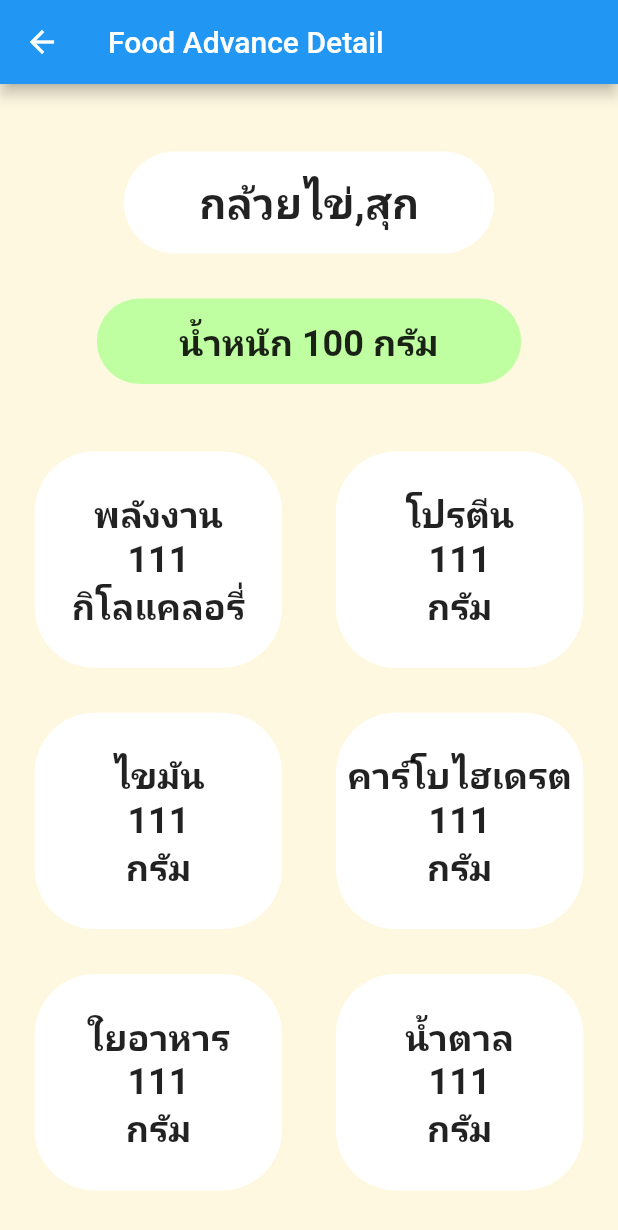
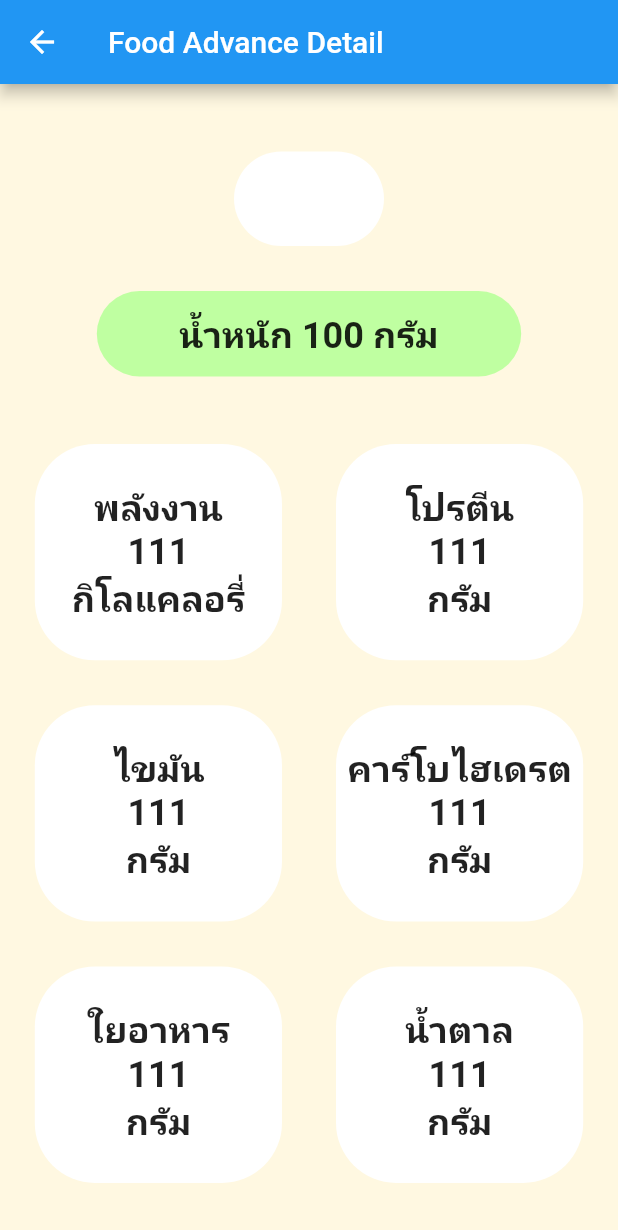
Before and after one commit to AINutritionProject/KinDeeUDee, a Flutter app: the FoodAdvanceDetailPage screen opened directly with empty values, on a phone screen of 412 x 824 dp. Shown: the top 1230 px of the screen. Run offline on Flutter 3.47's test engine with Material 2 defaults, Android fonts, the phone set to English and light mode, and no system bars; our stand-ins replace camera, cloud_firestore, csv, dotted_border, firebase_auth, firebase_core and 6 more; accounts and stored records are empty.

Commit message:
make food_advance_detail page use name from foodDetail

```diff
--- a/lib/pages/food_advance_detail.dart
+++ b/lib/pages/food_advance_detail.dart
@@ -23,9 +23,10 @@ class FoodAdvanceDetailPage extends StatelessWidget {
                     color: Colors.white,
                     borderRadius: BorderRadius.circular(50)),
                 constraints: const BoxConstraints(minWidth: 100, minHeight: 50),
-                child: const Text(
-                  'กล้วยไข่,สุก',
-                  style: TextStyle(fontSize: 28, fontWeight: FontWeight.bold),
+                child: Text(
+                  foodDetail.name,
+                  style: const TextStyle(
+                      fontSize: 28, fontWeight: FontWeight.bold),
                 ),
               ),
             ),
```
